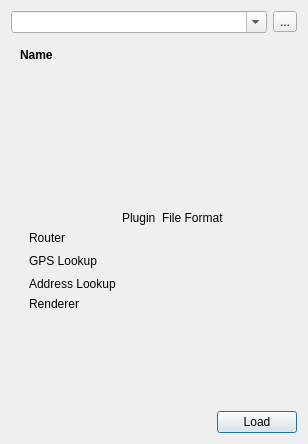
shentok/MoNav, file client/mapdatawidget.ui: the form before one commit.
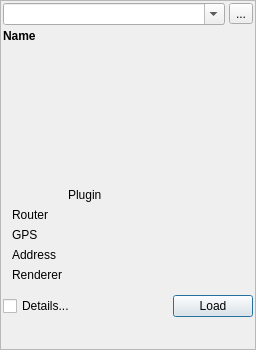
The form after the commit.

What changed in the file:
```diff
--- a/client/mapdatawidget.ui
+++ b/client/mapdatawidget.ui
@@ -6,14 +6,47 @@
    <rect>
     <x>0</x>
     <y>0</y>
-    <width>308</width>
-    <height>444</height>
+    <width>256</width>
+    <height>350</height>
    </rect>
   </property>
   <property name="windowTitle">
    <string>Map Data</string>
   </property>
   <layout class="QVBoxLayout" name="verticalLayout">
+   <property name="spacing">
+    <number>0</number>
+   </property>
+   <property name="margin">
+    <number>0</number>
+   </property>
+   <item>
+    <widget class="QScrollArea" name="scrollArea">
+     <property name="widgetResizable">
+      <bool>true</bool>
+     </property>
+     <widget class="QWidget" name="scrollAreaWidgetContents">
+      <property name="geometry">
+       <rect>
+        <x>0</x>
+        <y>0</y>
+        <width>254</width>
+        <height>338</height>
+       </rect>
+      </property>
+      <property name="sizePolicy">
+       <sizepolicy hsizetype="Preferred" vsizetype="Maximum">
+        <horstretch>0</horstretch>
+        <verstretch>0</verstretch>
+       </sizepolicy>
+      </property>
+      <layout class="QVBoxLayout" name="verticalLayout_4">
+       <property name="spacing">
+        <number>4</number>
+       </property>
+       <property name="margin">
+        <number>2</number>
+       </property>
    <item>
     <layout class="QHBoxLayout" name="horizontalLayout">
      <item>
@@ -34,7 +67,13 @@
    </item>
    <item>
     <widget class="QWidget" name="details" native="true">
-     <layout class="QVBoxLayout" name="verticalLayout_2">
+         <layout class="QVBoxLayout" name="verticalLayout_3">
+          <property name="spacing">
+           <number>4</number>
+          </property>
+          <property name="margin">
+           <number>0</number>
+          </property>
       <item>
        <widget class="QLabel" name="name">
         <property name="font">
@@ -49,7 +88,9 @@
        </widget>
       </item>
       <item>
-       <layout class="QHBoxLayout" name="horizontalLayout_2" stretch="1,0">
+           <layout class="QHBoxLayout" name="horizontalLayout_2">
+            <item>
+             <layout class="QVBoxLayout" name="verticalLayout_2">
         <item>
          <widget class="QLabel" name="description">
           <property name="text">
@@ -60,6 +101,8 @@
           </property>
          </widget>
         </item>
+             </layout>
+            </item>
         <item>
          <widget class="QLabel" name="image">
           <property name="sizePolicy">
@@ -100,7 +143,7 @@
          <item row="0" column="2">
           <widget class="QLabel" name="label_16">
            <property name="text">
-            <string>File Format</string>
+                <string/>
            </property>
           </widget>
          </item>
@@ -143,7 +186,7 @@
          <item row="2" column="0">
           <widget class="QLabel" name="label_5">
            <property name="text">
-            <string>GPS Lookup</string>
+                <string>GPS</string>
            </property>
           </widget>
          </item>
@@ -179,7 +222,7 @@
          <item row="3" column="0">
           <widget class="QLabel" name="label_6">
            <property name="text">
-            <string>Address Lookup</string>
+                <string>Address</string>
            </property>
           </widget>
          </item>
@@ -255,8 +298,8 @@
            </property>
            <property name="sizeHint" stdset="0">
             <size>
-             <width>40</width>
-             <height>20</height>
+                 <width>1</width>
+                 <height>1</height>
             </size>
            </property>
           </spacer>
@@ -267,21 +310,15 @@
      </layout>
     </widget>
    </item>
-   <item>
-    <spacer name="verticalSpacer">
-     <property name="orientation">
-      <enum>Qt::Vertical</enum>
-     </property>
-     <property name="sizeHint" stdset="0">
-      <size>
-       <width>20</width>
-       <height>43</height>
-      </size>
-     </property>
-    </spacer>
-   </item>
    <item>
     <layout class="QHBoxLayout" name="horizontalLayout_3">
+         <item>
+          <widget class="QCheckBox" name="checkBox">
+           <property name="text">
+            <string>Details...</string>
+           </property>
+          </widget>
+         </item>
      <item>
       <spacer name="horizontalSpacer">
        <property name="orientation">
@@ -289,8 +326,8 @@
        </property>
        <property name="sizeHint" stdset="0">
         <size>
-         <width>40</width>
-         <height>20</height>
+             <width>1</width>
+             <height>1</height>
         </size>
        </property>
       </spacer>
@@ -306,6 +343,10 @@
    </item>
   </layout>
  </widget>
+    </widget>
+   </item>
+  </layout>
+ </widget>
  <resources/>
  <connections/>
 </ui>
```
Left out of the diff: 19 changed lines with no effect on the pictures. Lines whose indentation alone changed are shown as unchanged.
